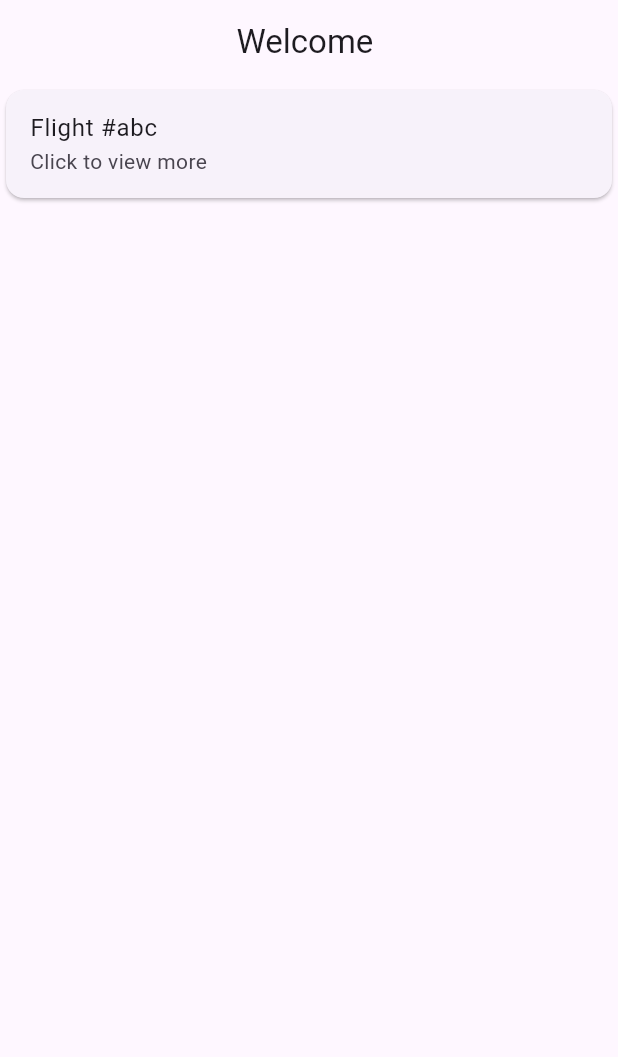
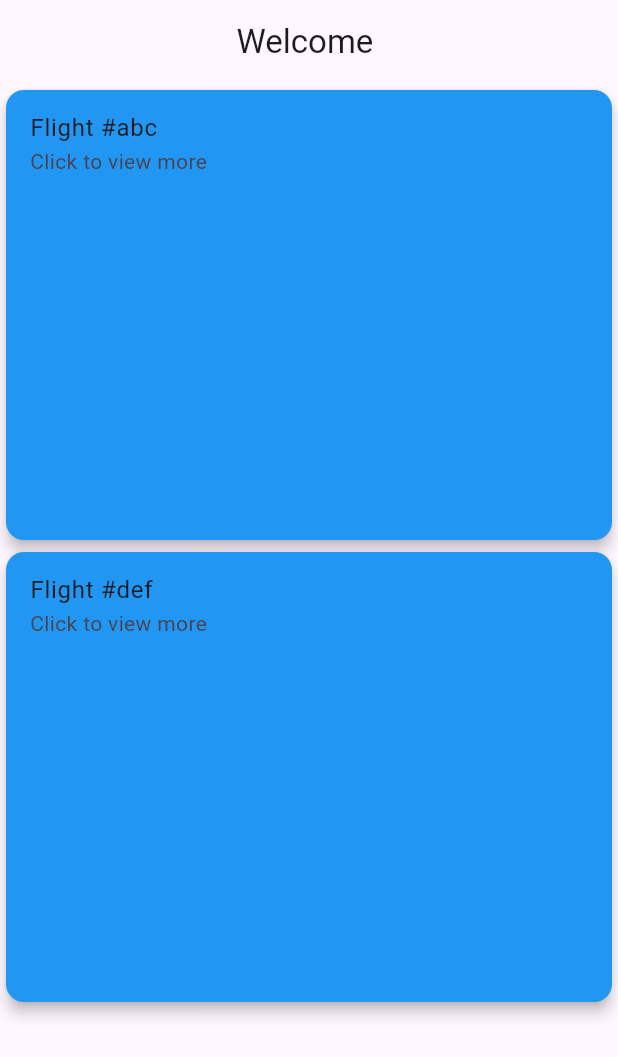
Before and after one commit to GopiShankarR/flutter_projects, a Flutter app: the screen it shows after launch, after a tap on "Login", on a phone screen of 412 x 824 dp. Shown: the top 1057 px of the screen. Run offline on Flutter 3.47's test engine with Material 3 defaults, Android fonts, the phone set to English and light mode, and no system bars.

Commit message:
added multi cards in homepage

```diff
--- a/lib/views/homescreen.dart
+++ b/lib/views/homescreen.dart
@@ -17,16 +17,42 @@ class _HomeScreenState extends State<HomeScreen> {
         title: Text("Welcome ${widget.username}"),
         centerTitle: true,
       ),
-      body: GestureDetector(
+      body: ListView(
+        children: <Widget>[
+          InkWell(
             onTap: () {
 
             },
             child: const Card(
+              color: Colors.blue,
+              elevation: 4,
+              child: SizedBox(
+                height: 300,
                 child: ListTile(
                   title: Text('Flight #abc'),
                   subtitle: Text('Click to view more'),
                 )
+              ),
             )
+          ),
+          InkWell(
+            onTap: () {
+
+            },
+            child: const Card(
+              color: Colors.blue,
+              elevation: 4,
+              child: SizedBox(
+                height: 300,
+                child: ListTile(
+                  title: Text('Flight #def'),
+                  subtitle: Text('Click to view more'),
+
+                )
+              ),
+            )
+          ),
+        ]
       ),
     );
   }
```
Lines whose indentation alone changed are shown as unchanged.
